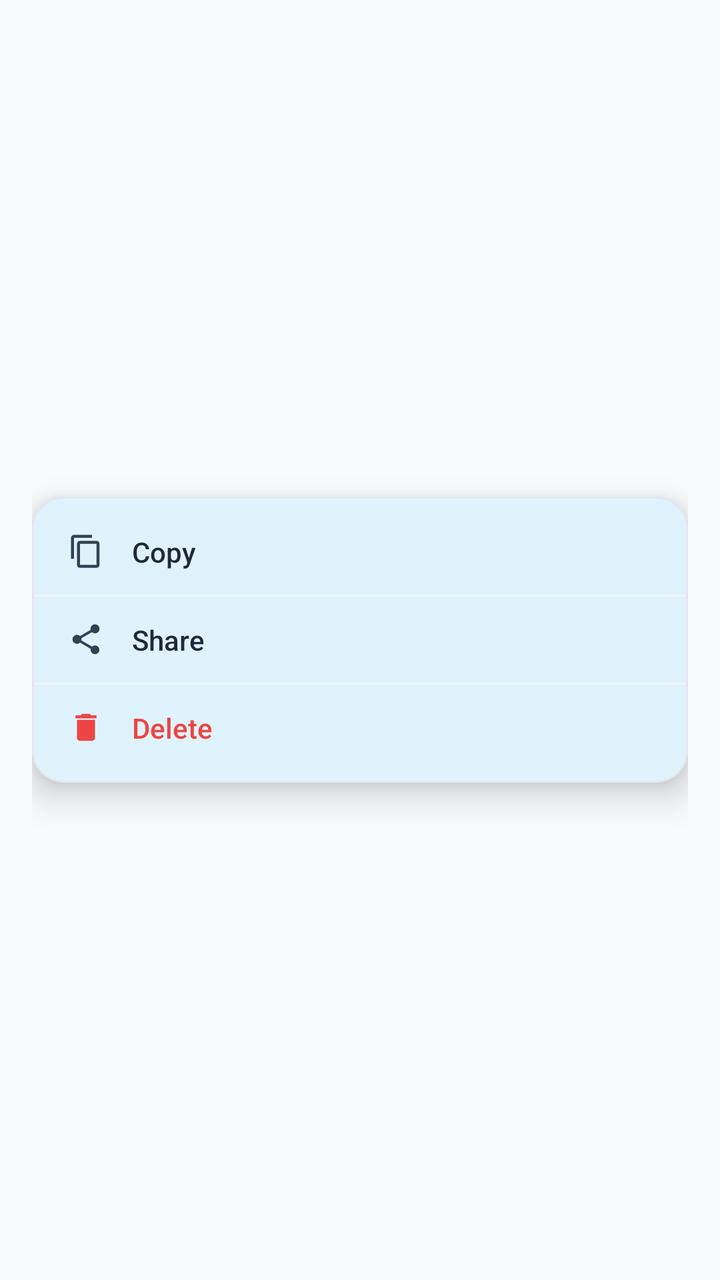
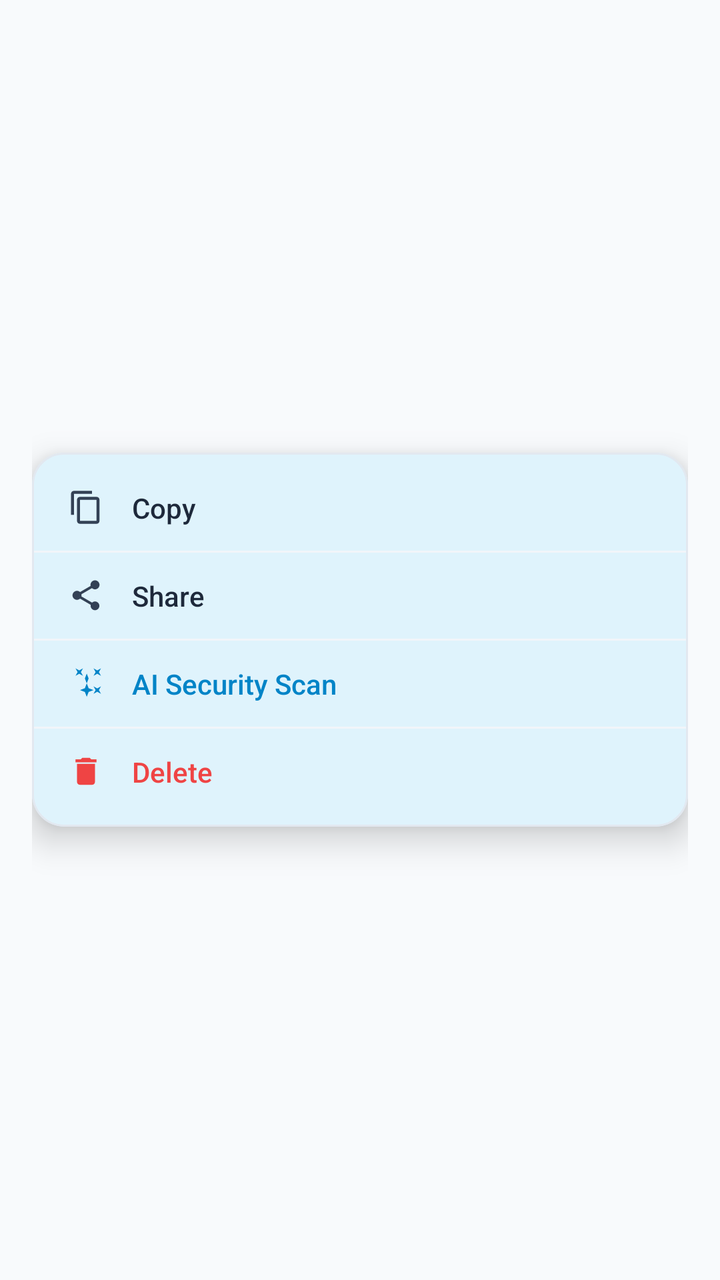

Before-and-after screenshots of an Android layout around one commit, followed by the original layout XML and the change that was made.
<!-- AndroidManifest.xml: application theme Theme.RealConnect -->
<!-- res/layout/dialog_message_options.xml -->
<?xml version="1.0" encoding="utf-8"?>
<FrameLayout xmlns:android="http://schemas.android.com/apk/res/android"
    xmlns:app="http://schemas.android.com/apk/res-auto"
    android:layout_width="wrap_content"
    android:layout_height="wrap_content"
    android:background="@android:color/transparent"
    android:padding="16dp">

    <com.google.android.material.card.MaterialCardView
        android:layout_width="wrap_content"
        android:layout_height="wrap_content"
        android:layout_gravity="center"
        app:cardBackgroundColor="#FFFFFF"
        app:cardCornerRadius="16dp"
        app:cardElevation="10dp"
        app:strokeColor="#E2E8F0"
        app:strokeWidth="1dp">

        <LinearLayout
            android:layout_width="wrap_content"
            android:layout_height="wrap_content"
            android:orientation="vertical"
            android:paddingVertical="6dp">

            
            <LinearLayout
                android:id="@+id/action_copy_msg"
                android:layout_width="match_parent"
                android:layout_height="wrap_content"
                android:background="?attr/selectableItemBackground"
                android:clickable="true"
                android:focusable="true"
                android:gravity="center_vertical"
                android:orientation="horizontal"
                android:paddingHorizontal="18dp"
                android:paddingVertical="12dp">

                <ImageView
                    android:layout_width="18dp"
                    android:layout_height="18dp"
                    android:src="@drawable/ic_copy"
                    app:tint="#334155" />

                <TextView
                    android:layout_width="wrap_content"
                    android:layout_height="wrap_content"
                    android:layout_marginStart="14dp"
                    android:fontFamily="sans-serif-medium"
                    android:text="Copy"
                    android:textColor="#1E293B"
                    android:textSize="14sp" />
            </LinearLayout>

            <View
                android:layout_width="match_parent"
                android:layout_height="1dp"
                android:background="#F1F5F9" />

            
            <LinearLayout
                android:id="@+id/action_share_msg"
                android:layout_width="match_parent"
                android:layout_height="wrap_content"
                android:background="?attr/selectableItemBackground"
                android:clickable="true"
                android:focusable="true"
                android:gravity="center_vertical"
                android:orientation="horizontal"
                android:paddingHorizontal="18dp"
                android:paddingVertical="12dp">

                <ImageView
                    android:layout_width="18dp"
                    android:layout_height="18dp"
                    android:src="@drawable/ic_share"
                    app:tint="#334155" />

                <TextView
                    android:layout_width="wrap_content"
                    android:layout_height="wrap_content"
                    android:layout_marginStart="14dp"
                    android:fontFamily="sans-serif-medium"
                    android:text="Share"
                    android:textColor="#1E293B"
                    android:textSize="14sp" />
            </LinearLayout>

            <View
                android:layout_width="match_parent"
                android:layout_height="1dp"
                android:background="#F1F5F9" />

            
            <LinearLayout
                android:id="@+id/action_delete_msg"
                android:layout_width="match_parent"
                android:layout_height="wrap_content"
                android:background="?attr/selectableItemBackground"
                android:clickable="true"
                android:focusable="true"
                android:gravity="center_vertical"
                android:orientation="horizontal"
                android:paddingHorizontal="18dp"
                android:paddingVertical="12dp">

                <ImageView
                    android:layout_width="18dp"
                    android:layout_height="18dp"
                    android:src="@drawable/ic_delete"
                    app:tint="#EF4444" />

                <TextView
                    android:layout_width="wrap_content"
                    android:layout_height="wrap_content"
                    android:layout_marginStart="14dp"
                    android:fontFamily="sans-serif-medium"
                    android:text="Delete"
                    android:textColor="#EF4444"
                    android:textSize="14sp" />
            </LinearLayout>

        </LinearLayout>
    </com.google.android.material.card.MaterialCardView>

</FrameLayout>
<!-- resources referenced by this layout -->
<resources>
  <!-- drawable ic_copy (drawable) -->
  <vector xmlns:android="http://schemas.android.com/apk/res/android"
      android:width="24dp"
      android:height="24dp"
      android:viewportWidth="24"
      android:viewportHeight="24">
    <path
        android:fillColor="@android:color/white"
        android:pathData="M16,1H4C2.9,1 2,1.9 2,3v14h2V3h12V1zm3,4H8C6.9,5 6,5.9 6,7v14c0,1.1 0.9,2 2,2h11c1.1,0 2,-0.9 2,-2V7c0,-1.1 -0.9,-2 -2,-2zm0,16H8V7h11v14z"/>
  </vector>
  <!-- drawable ic_delete (drawable) -->
  <vector xmlns:android="http://schemas.android.com/apk/res/android"
      android:width="24dp"
      android:height="24dp"
      android:viewportWidth="24"
      android:viewportHeight="24">
    <path
        android:fillColor="#EF4444"
        android:pathData="M6,19c0,1.1 0.9,2 2,2h8c1.1,0 2,-0.9 2,-2V7H6v12zM19,4h-3.5l-1,-1h-5l-1,1H5v2h14V4z"/>
  </vector>
  <!-- drawable ic_share (drawable) -->
  <vector xmlns:android="http://schemas.android.com/apk/res/android"
      android:width="24dp"
      android:height="24dp"
      android:viewportWidth="24"
      android:viewportHeight="24">
    <path
        android:fillColor="#0EA5E9"
        android:pathData="M18,16.08c-0.76,0 -1.44,0.3 -1.96,0.77L8.91,12.7c0.05,-0.23 0.09,-0.46 0.09,-0.7s-0.04,-0.47 -0.09,-0.7l7.05,-4.11c0.54,0.5 1.25,0.81 2.04,0.81 1.66,0 3,-1.34 3,-3s-1.34,-3 -3,-3 -3,1.34 -3,3c0,0.24 0.04,0.47 0.09,0.7L8.04,9.81C7.5,9.31 6.79,9 6,9c-1.66,0 -3,1.34 -3,3s1.34,3 3,3c0.79,0 1.5,-0.31 2.04,-0.81l7.12,4.16c-0.05,0.21 -0.08,0.43 -0.08,0.65 0,1.61 1.31,2.92 2.92,2.92s2.92,-1.31 2.92,-2.92c0,-1.61 -1.31,-2.92 -2.92,-2.92z"/>
  </vector>
  <style name="Theme.RealConnect" parent="Base.Theme.RealConnect" />
  <style name="Base.Theme.RealConnect" parent="Theme.Material3.DayNight.NoActionBar">
          
          <item name="colorPrimary">@color/colorPrimary</item>
          <item name="colorPrimaryVariant">@color/colorPrimaryDark</item>
          <item name="colorOnPrimary">@color/white</item>
          
          <item name="colorSecondary">@color/colorAccent</item>
          <item name="colorOnSecondary">@color/black</item>
  
          
          <item name="android:statusBarColor">@color/background</item>
          <item name="android:windowLightStatusBar">true</item>
  
          
          <item name="android:windowBackground">@color/background</item>
          <item name="colorSurface">@color/surface</item>
          <item name="colorOnSurface">@color/onSurface</item>
      </style>
  <color name="colorPrimary">#0EA5E9</color>
  <color name="colorPrimaryDark">#0284C7</color>
  <color name="white">#FFFFFF</color>
  <color name="colorAccent">#38BDF8</color>
  <color name="black">#000000</color>
  <color name="background">#F8FAFC</color>
  <color name="surface">#FFFFFF</color>
  <color name="onSurface">#0F172A</color>
</resources>

<!-- the commit's change to res/layout/dialog_message_options.xml (unified diff, before → after) -->
@@ -92,6 +92,40 @@
 
             
             <LinearLayout
+                android:id="@+id/action_scan_ai"
+                android:layout_width="match_parent"
+                android:layout_height="wrap_content"
+                android:background="?attr/selectableItemBackground"
+                android:clickable="true"
+                android:focusable="true"
+                android:gravity="center_vertical"
+                android:orientation="horizontal"
+                android:paddingHorizontal="18dp"
+                android:paddingVertical="12dp">
+
+                <ImageView
+                    android:layout_width="18dp"
+                    android:layout_height="18dp"
+                    android:src="@drawable/ic_ai_mode"
+                    app:tint="#0284C7" />
+
+                <TextView
+                    android:layout_width="wrap_content"
+                    android:layout_height="wrap_content"
+                    android:layout_marginStart="14dp"
+                    android:fontFamily="sans-serif-medium"
+                    android:text="AI Security Scan"
+                    android:textColor="#0284C7"
+                    android:textSize="14sp" />
+            </LinearLayout>
+
+            <View
+                android:layout_width="match_parent"
+                android:layout_height="1dp"
+                android:background="#F1F5F9" />
+
+            
+            <LinearLayout
                 android:id="@+id/action_delete_msg"
                 android:layout_width="match_parent"
                 android:layout_height="wrap_content"
<!-- resource entries referenced after the edit -->
@@ -1,5 +1,15 @@
 <!-- resources referenced by this layout -->
 <resources>
+  <!-- drawable ic_ai_mode (drawable) -->
+  <vector xmlns:android="http://schemas.android.com/apk/res/android"
+      android:width="24dp"
+      android:height="24dp"
+      android:viewportWidth="24"
+      android:viewportHeight="24">
+    <path
+        android:fillColor="#8B5CF6"
+        android:pathData="M7.5,5.6L10,7L8.6,4.5L10,2L7.5,3.4L5,2L6.4,4.5L5,7L7.5,5.6Z M19.5,15.4L17,14L18.4,16.5L17,19L19.5,17.6L22,19L20.6,16.5L22,14L19.5,15.4Z M22,2L19.5,3.4L17,2L18.4,4.5L17,7L19.5,5.6L22,7L20.6,4.5L22,2Z M11.25,8.75L12.5,12L11.25,15.25L8,16.5L11.25,17.75L12.5,21L13.75,17.75L17,16.5L13.75,15.25L12.5,12L13.75,8.75L12.5,5.5L11.25,8.75Z"/>
+  </vector>
   <!-- drawable ic_copy (drawable) -->
   <vector xmlns:android="http://schemas.android.com/apk/res/android"
       android:width="24dp"
